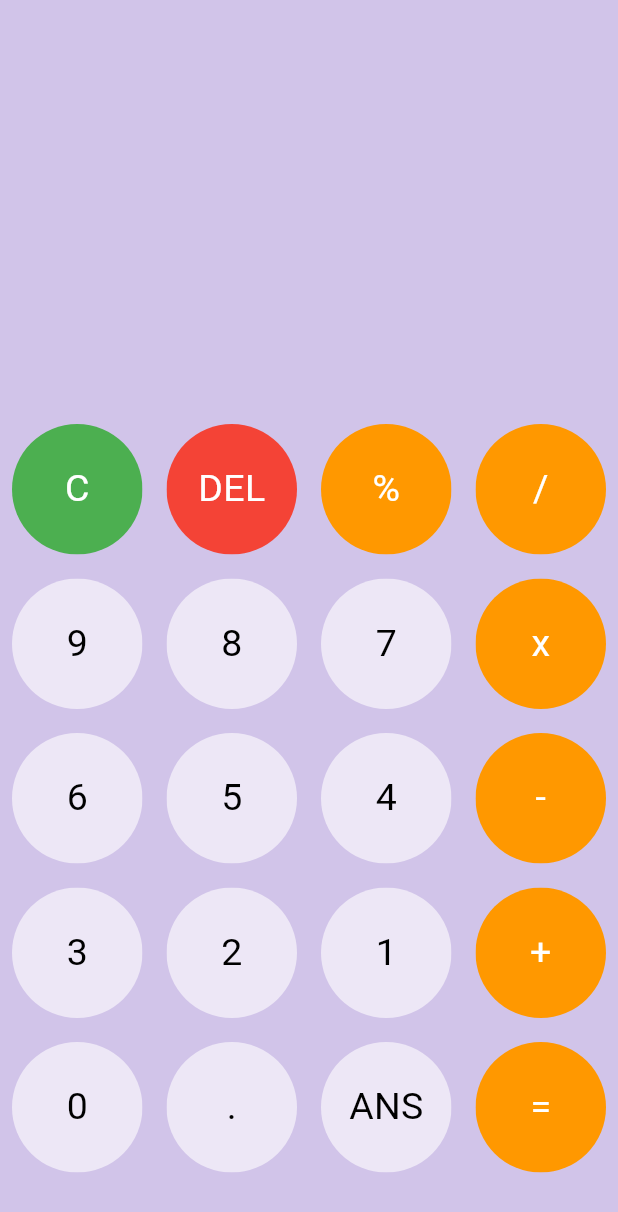
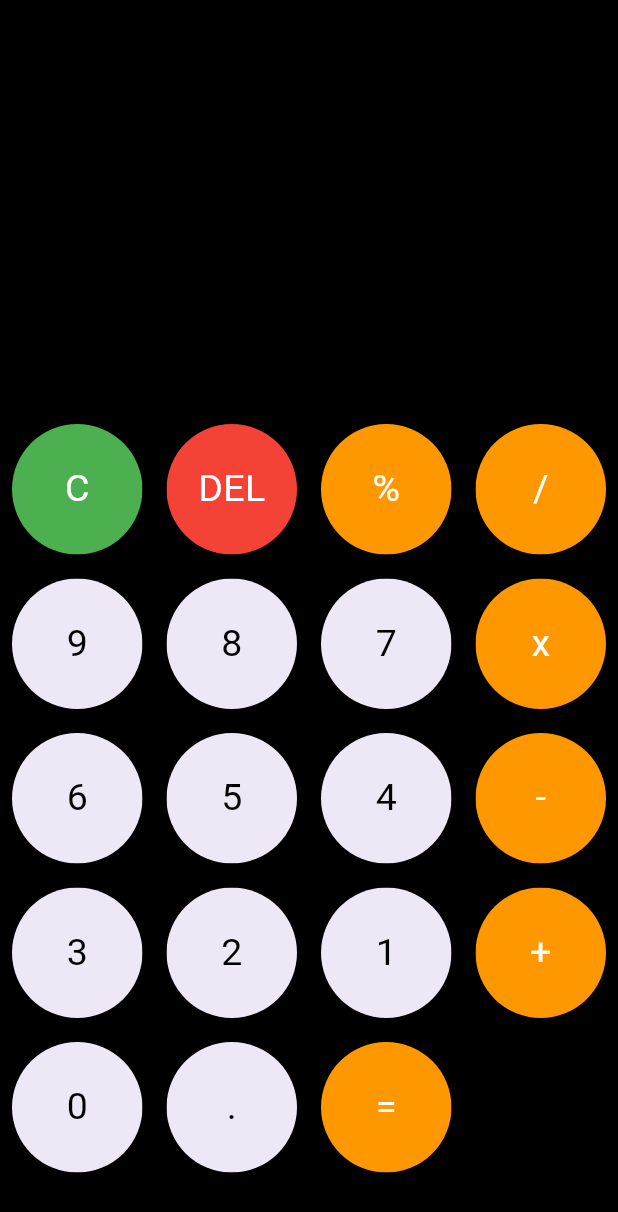
Before and after one commit to Dannansilva/Calculator, a Flutter app: the screen it shows after launch, on a phone screen of 412 x 824 dp. Shown: the top 1212 px of the screen. Run offline on Flutter 3.47's test engine with Material 3 defaults, Android fonts, the phone set to English and light mode, and no system bars; our stand-ins replace math_expressions.

Commit message:
all done

```diff
--- a/calculator/lib/main.dart
+++ b/calculator/lib/main.dart
@@ -2,6 +2,7 @@
 
 import 'package:calculator/buttons.dart';
 import 'package:flutter/material.dart';
+import 'package:math_expressions/math_expressions.dart';
 
 void main() {
   runApp(const MyApp());
@@ -47,14 +48,13 @@ class _HomePageState extends State<HomePage> {
     '+',
     '0',
     '.',
-    'ANS',
     '=',
   ];
 
   @override
   Widget build(BuildContext context) {
     return Scaffold(
-      backgroundColor: Colors.deepPurple[100],
+      backgroundColor: Colors.black,
       body: Column(
         children: [
           Expanded(
@@ -70,7 +70,7 @@ class _HomePageState extends State<HomePage> {
                     padding: EdgeInsets.all(20),
                     child: Text(
                       userQuestion,
-                      style: TextStyle(fontSize: 20),
+                      style: TextStyle(fontSize: 30, color: Colors.white),
                     ),
                   ),
                   Container(
@@ -78,7 +78,7 @@ class _HomePageState extends State<HomePage> {
                     padding: EdgeInsets.all(20),
                     child: Text(
                       userAnswer,
-                      style: TextStyle(fontSize: 20),
+                      style: TextStyle(fontSize: 20, color: Colors.white),
                     ),
                   ),
                 ],
@@ -119,6 +119,19 @@ class _HomePageState extends State<HomePage> {
                           color: Colors.red,
                           textColor: Colors.white,
                         );
+                        //equal
+                      } else if (index == buttons.length - 1) {
+                        return MyButton(
+                          buttonTapped: () {
+                            setState(() {
+                              equalPressed();
+                            });
+                          },
+                          buttonText: buttons[index],
+                          color: Colors.orange,
+                          textColor: Colors.white,
+                        );
+                        //0
                       } else {
                         return MyButton(
                           buttonTapped: () {
@@ -150,4 +163,14 @@ class _HomePageState extends State<HomePage> {
     }
     return false;
   }
+
+  void equalPressed() {
+    String finalQuestion = userQuestion;
+    finalQuestion = finalQuestion.replaceAll('x', '*');
+    Parser p = Parser();
+    Expression exp = p.parse(finalQuestion);
+    ContextModel cm = ContextModel();
+    double eval = exp.evaluate(EvaluationType.REAL, cm);
+    userAnswer = eval.toString();
+  }
 }
```
Also changed, not shown: calculator/pubspec.yaml (+5 -3 lines), calculator/pubspec.lock.
